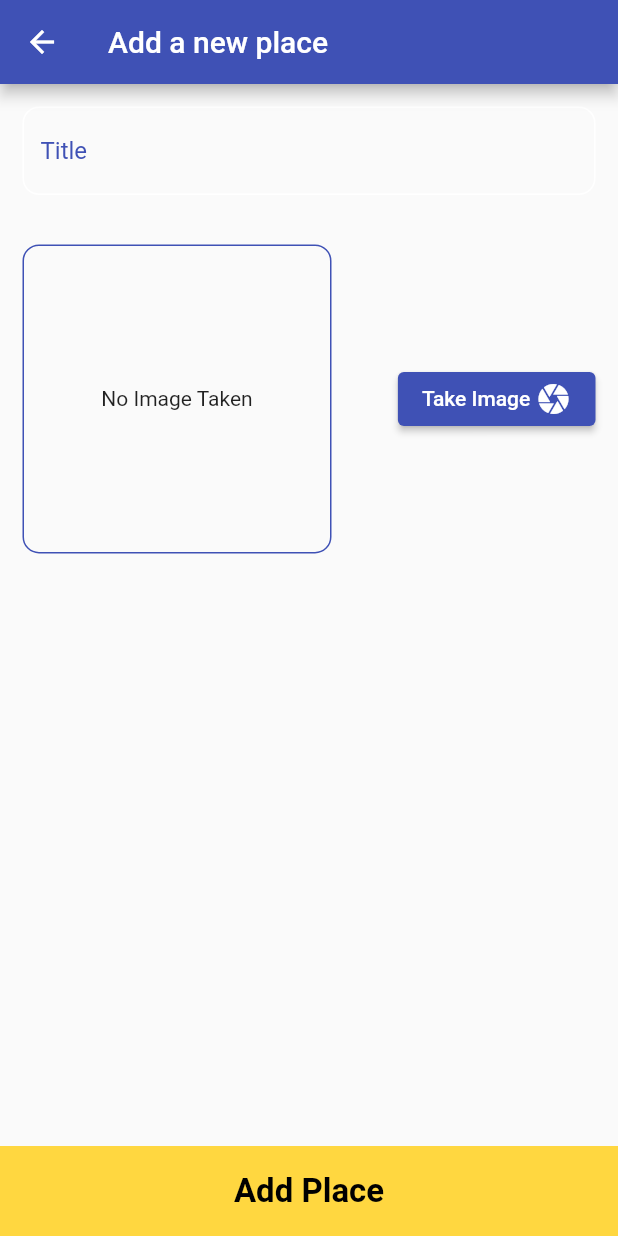
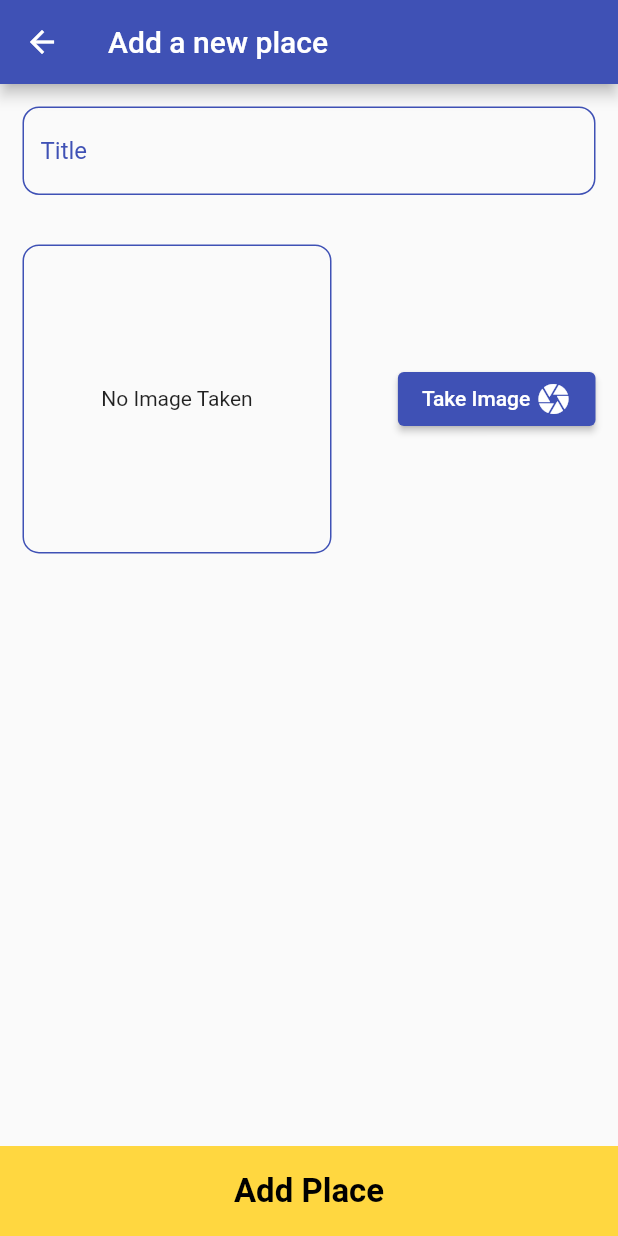
Before and after one commit to YosophAhmed/GreatPlaces, a Flutter app: the AddPlaceScreen screen opened by its route, on a phone screen of 412 x 824 dp. Run offline on Flutter 3.47's test engine with Material 2 defaults, Android fonts, the phone set to English and light mode, and no system bars; our stand-ins replace sizer.

Commit message:
Adding Custom TextField

```diff
--- a/lib/widgets/custom_text_field.dart
+++ b/lib/widgets/custom_text_field.dart
@@ -22,8 +22,8 @@ class CustomTextField extends StatelessWidget {
     return TextField(
       controller: controller,
       decoration: InputDecoration(
-        border: buildBorder(),
-        enabledBorder: buildBorder(),
+        border: buildBorder(color),
+        enabledBorder: buildBorder(color),
         focusedBorder: buildBorder(color),
         hintText: hintText,
         hintStyle: TextStyle(
```
